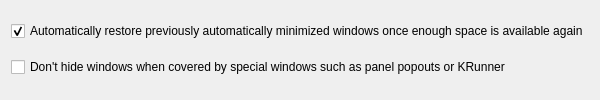
The window that contents/ui/config.ui (nclarius/floating-tiles) describes before a commit, drawn with Qt 5.
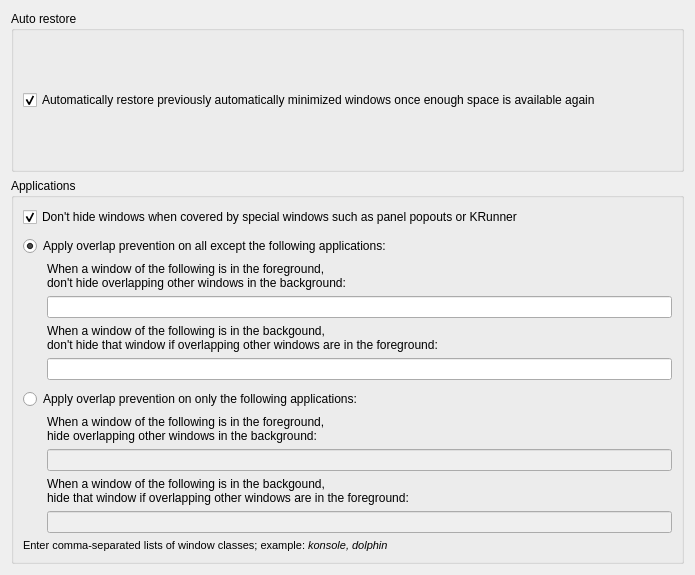
The same window after the commit.

Commit message: ensure focus is applied to correct window; filter by application

Diff of the .ui file:
```diff
--- a/contents/ui/config.ui
+++ b/contents/ui/config.ui
@@ -1,32 +1,407 @@
 <?xml version="1.0" encoding="UTF-8"?>
 <ui version="4.0">
-  <class>KWin::FloatingTilesConfigForm</class>
-  <widget class="QWidget" name="KWin::FloatingTilesConfigForm">
-    <property name="windowTitle">
-      <string>Floating Tiles</string>
-    </property>
-    <layout class="QGridLayout" name="gridLayout">
-      <item row="0" column="0">
-        <widget class="QCheckBox" name="kcfg_autoRestore">
-          <property name="text">
-            <string>Automatically restore previously automatically minimized windows once enough space is available again</string>
-          </property>
-          <property name="checked">
-            <bool>true</bool>
-          </property>
-        </widget>
-      </item>
-      <item row="1" column="0">
-        <widget class="QCheckBox" name="kcfg_ignoreSpecial">
-          <property name="text">
-            <string>Don't hide windows when covered by special windows such as panel popouts or KRunner</string>
-          </property>
-          <property name="checked">
-            <bool>false</bool>
-          </property>
-        </widget>
-      </item>
+ <class>KWin::FloatingTilesConfigForm</class>
+ <widget class="QWidget" name="KWin::FloatingTilesConfigForm">
+  <property name="geometry">
+   <rect>
+    <x>0</x>
+    <y>0</y>
+    <width>695</width>
+    <height>575</height>
+   </rect>
+  </property>
+  <property name="windowTitle">
+   <string>Floating Tiles</string>
+  </property>
+  <layout class="QHBoxLayout" name="horizontalLayout_9">
+   <item>
+    <layout class="QVBoxLayout" name="verticalLayout_5">
+     <item>
+      <widget class="QGroupBox" name="groupBox">
+       <property name="title">
+        <string>Auto restore</string>
+       </property>
+       <layout class="QVBoxLayout" name="verticalLayout_4">
+        <item>
+         <layout class="QVBoxLayout" name="verticalLayout">
+          <item>
+           <widget class="QCheckBox" name="kcfg_autoRestore">
+            <property name="text">
+             <string>Automatically restore previously automatically minimized windows once enough space is available again</string>
+            </property>
+            <property name="checked">
+             <bool>true</bool>
+            </property>
+           </widget>
+          </item>
+         </layout>
+        </item>
+       </layout>
+      </widget>
+     </item>
+     <item>
+      <widget class="QGroupBox" name="groupBox_2">
+       <property name="title">
+        <string>Applications</string>
+       </property>
+       <layout class="QVBoxLayout" name="verticalLayout_3">
+        <item>
+         <layout class="QVBoxLayout" name="verticalLayout_2">
+          <item>
+           <widget class="QCheckBox" name="kcfg_ignoreSpecial">
+            <property name="text">
+             <string>Don't hide windows when covered by special windows such as panel popouts or KRunner</string>
+            </property>
+            <property name="checked">
+             <bool>true</bool>
+            </property>
+           </widget>
+          </item>
+          <item>
+           <spacer name="spacer_excludeMode">
+            <property name="orientation">
+             <enum>Qt::Vertical</enum>
+            </property>
+            <property name="sizeType">
+             <enum>QSizePolicy::Fixed</enum>
+            </property>
+            <property name="sizeHint" stdset="0">
+             <size>
+              <width>20</width>
+              <height>3</height>
+             </size>
+            </property>
+           </spacer>
+          </item>
+          <item>
+           <widget class="QRadioButton" name="kcfg_excludeMode">
+            <property name="text">
+             <string>Apply overlap prevention on all except the following applications:</string>
+            </property>
+            <property name="checked">
+             <bool>true</bool>
+            </property>
+           </widget>
+          </item>
+          <item>
+           <layout class="QHBoxLayout" name="horizontalLayout">
+            <item>
+             <spacer name="horizontalSpacer">
+              <property name="orientation">
+               <enum>Qt::Horizontal</enum>
+              </property>
+              <property name="sizeType">
+               <enum>QSizePolicy::Fixed</enum>
+              </property>
+              <property name="sizeHint" stdset="0">
+               <size>
+                <width>24</width>
+                <height>20</height>
+               </size>
+              </property>
+             </spacer>
+            </item>
+            <item>
+             <widget class="QLabel" name="label_excludedAppsForeground">
+              <property name="text">
+               <string>When a window of the following is in the foreground,
+don't hide overlapping other windows in the background:</string>
+              </property>
+             </widget>
+            </item>
+           </layout>
+          </item>
+          <item>
+           <layout class="QHBoxLayout" name="horizontalLayout_2">
+            <item>
+             <spacer name="horizontalSpacer_2">
+              <property name="orientation">
+               <enum>Qt::Horizontal</enum>
+              </property>
+              <property name="sizeType">
+               <enum>QSizePolicy::Fixed</enum>
+              </property>
+              <property name="sizeHint" stdset="0">
+               <size>
+                <width>24</width>
+                <height>20</height>
+               </size>
+              </property>
+             </spacer>
+            </item>
+            <item>
+             <widget class="QLineEdit" name="kcfg_excludedAppsForeground"/>
+            </item>
+           </layout>
+          </item>
+          <item>
+           <layout class="QHBoxLayout" name="horizontalLayout_3">
+            <item>
+             <spacer name="horizontalSpacer_3">
+              <property name="orientation">
+               <enum>Qt::Horizontal</enum>
+              </property>
+              <property name="sizeType">
+               <enum>QSizePolicy::Fixed</enum>
+              </property>
+              <property name="sizeHint" stdset="0">
+               <size>
+                <width>24</width>
+                <height>20</height>
+               </size>
+              </property>
+             </spacer>
+            </item>
+            <item>
+             <widget class="QLabel" name="label_excludedAppsBackground">
+              <property name="text">
+               <string>When a window of the following is in the backgound,
+don't hide that window if overlapping other windows are in the foreground:</string>
+              </property>
+             </widget>
+            </item>
+           </layout>
+          </item>
+          <item>
+           <layout class="QHBoxLayout" name="horizontalLayout_4">
+            <item>
+             <spacer name="horizontalSpacer_4">
+              <property name="orientation">
+               <enum>Qt::Horizontal</enum>
+              </property>
+              <property name="sizeType">
+               <enum>QSizePolicy::Fixed</enum>
+              </property>
+              <property name="sizeHint" stdset="0">
+               <size>
+                <width>24</width>
+                <height>20</height>
+               </size>
+              </property>
+             </spacer>
+            </item>
+            <item>
+             <widget class="QLineEdit" name="kcfg_excludedAppsBackground"/>
+            </item>
+           </layout>
+          </item>
+          <item>
+           <spacer name="spacer_includeMode">
+            <property name="orientation">
+             <enum>Qt::Vertical</enum>
+            </property>
+            <property name="sizeType">
+             <enum>QSizePolicy::Fixed</enum>
+            </property>
+            <property name="sizeHint" stdset="0">
+             <size>
+              <width>20</width>
+              <height>3</height>
+             </size>
+            </property>
+           </spacer>
+          </item>
+          <item>
+           <widget class="QRadioButton" name="kcfg_includeMode">
+            <property name="text">
+             <string>Apply overlap prevention on only the following applications:</string>
+            </property>
+           </widget>
+          </item>
+          <item>
+           <layout class="QHBoxLayout" name="horizontalLayout_5">
+            <item>
+             <spacer name="horizontalSpacer_5">
+              <property name="orientation">
+               <enum>Qt::Horizontal</enum>
+              </property>
+              <property name="sizeType">
+               <enum>QSizePolicy::Fixed</enum>
+              </property>
+              <property name="sizeHint" stdset="0">
+               <size>
+                <width>24</width>
+                <height>20</height>
+               </size>
+              </property>
+             </spacer>
+            </item>
+            <item>
+             <widget class="QLabel" name="label_includedAppsForeground">
+              <property name="text">
+               <string>When a window of the following is in the foreground,
+hide overlapping other windows in the background:</string>
+              </property>
+             </widget>
+            </item>
+           </layout>
+          </item>
+          <item>
+           <layout class="QHBoxLayout" name="horizontalLayout_6">
+            <item>
+             <spacer name="horizontalSpacer_6">
+              <property name="orientation">
+               <enum>Qt::Horizontal</enum>
+              </property>
+              <property name="sizeType">
+               <enum>QSizePolicy::Fixed</enum>
+              </property>
+              <property name="sizeHint" stdset="0">
+               <size>
+                <width>24</width>
+                <height>20</height>
+               </size>
+              </property>
+             </spacer>
+            </item>
+            <item>
+             <widget class="QLineEdit" name="kcfg_includedAppsForeground">
+              <property name="enabled">
+               <bool>false</bool>
+              </property>
+             </widget>
+            </item>
+           </layout>
+          </item>
+          <item>
+           <layout class="QHBoxLayout" name="horizontalLayout_7">
+            <item>
+             <spacer name="horizontalSpacer_7">
+              <property name="orientation">
+               <enum>Qt::Horizontal</enum>
+              </property>
+              <property name="sizeType">
+               <enum>QSizePolicy::Fixed</enum>
+              </property>
+              <property name="sizeHint" stdset="0">
+               <size>
+                <width>24</width>
+                <height>20</height>
+               </size>
+              </property>
+             </spacer>
+            </item>
+            <item>
+             <widget class="QLabel" name="label_includedAppsBackground">
+              <property name="text">
+               <string>When a window of the following is in the backgound,
+hide that window if overlapping other windows are in the foreground:</string>
+              </property>
+             </widget>
+            </item>
+           </layout>
+          </item>
+          <item>
+           <layout class="QHBoxLayout" name="horizontalLayout_8">
+            <item>
+             <spacer name="horizontalSpacer_8">
+              <property name="orientation">
+               <enum>Qt::Horizontal</enum>
+              </property>
+              <property name="sizeType">
+               <enum>QSizePolicy::Fixed</enum>
+              </property>
+              <property name="sizeHint" stdset="0">
+               <size>
+                <width>24</width>
+                <height>20</height>
+               </size>
+              </property>
+             </spacer>
+            </item>
+            <item>
+             <widget class="QLineEdit" name="kcfg_includedAppsBackground">
+              <property name="enabled">
+               <bool>false</bool>
+              </property>
+             </widget>
+            </item>
+           </layout>
+          </item>
+          <item>
+           <widget class="QLabel" name="label_5">
+            <property name="text">
+             <string>&lt;html&gt;&lt;head/&gt;&lt;body&gt;&lt;p&gt;&lt;span style=&quot; font-size:8pt;&quot;&gt;Enter comma-separated lists of window classes; example: &lt;/span&gt;&lt;span style=&quot; font-size:8pt; font-style:italic;&quot;&gt;konsole, dolphin&lt;/span&gt;&lt;/p&gt;&lt;/body&gt;&lt;/html&gt;</string>
+            </property>
+            <property name="wordWrap">
+             <bool>true</bool>
+            </property>
+           </widget>
+          </item>
+         </layout>
+        </item>
+       </layout>
+      </widget>
+     </item>
     </layout>
-  </widget>
-  <resources />
+   </item>
+  </layout>
+ </widget>
+ <resources/>
+ <connections>
+ <connection>
+  <sender>kcfg_excludeMode</sender>
+  <signal>toggled(bool)</signal>
+  <receiver>kcfg_excludedAppsForeground</receiver>
+  <slot>setEnabled(bool)</slot>
+  <hints>
+   <hint type="sourcelabel">
+    <x>20</x>
+    <y>20</y>
+   </hint>
+   <hint type="destinationlabel">
+    <x>20</x>
+    <y>20</y>
+   </hint>
+  </hints>
+ </connection>
+ <connection>
+  <sender>kcfg_excludeMode</sender>
+  <signal>toggled(bool)</signal>
+  <receiver>kcfg_excludedAppsBackground</receiver>
+  <slot>setEnabled(bool)</slot>
+  <hints>
+   <hint type="sourcelabel">
+    <x>20</x>
+    <y>20</y>
+   </hint>
+   <hint type="destinationlabel">
+    <x>20</x>
+    <y>20</y>
+   </hint>
+  </hints>
+ </connection>
+ <connection>
+  <sender>kcfg_includeMode</sender>
+  <signal>toggled(bool)</signal>
+  <receiver>kcfg_includedAppsForeground</receiver>
+  <slot>setEnabled(bool)</slot>
+  <hints>
+   <hint type="sourcelabel">
+    <x>20</x>
+    <y>20</y>
+   </hint>
+   <hint type="destinationlabel">
+    <x>20</x>
+    <y>20</y>
+   </hint>
+  </hints>
+ </connection>
+ <connection>
+  <sender>kcfg_includeMode</sender>
+  <signal>toggled(bool)</signal>
+  <receiver>kcfg_includedAppsBackground</receiver>
+  <slot>setEnabled(bool)</slot>
+  <hints>
+   <hint type="sourcelabel">
+    <x>20</x>
+    <y>20</y>
+   </hint>
+   <hint type="destinationlabel">
+    <x>20</x>
+    <y>20</y>
+   </hint>
+  </hints>
+ </connection>
+</connections>
 </ui>
```
The commit also changes 5 other files.
